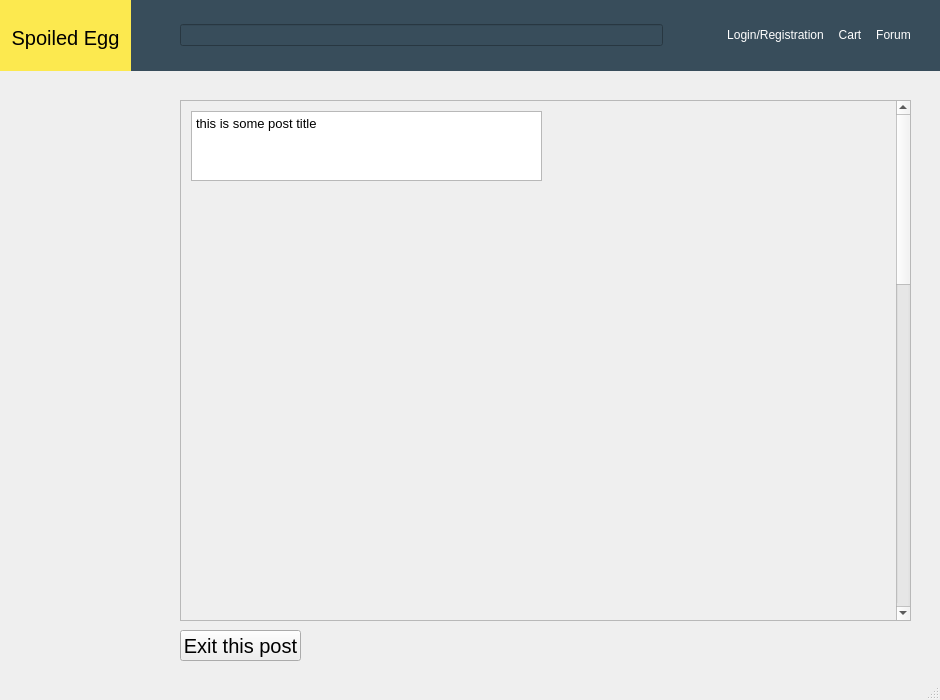
The window that UIs/Post.ui (PaHenriquez/ComputerStore) describes before a commit, drawn with Qt 5.
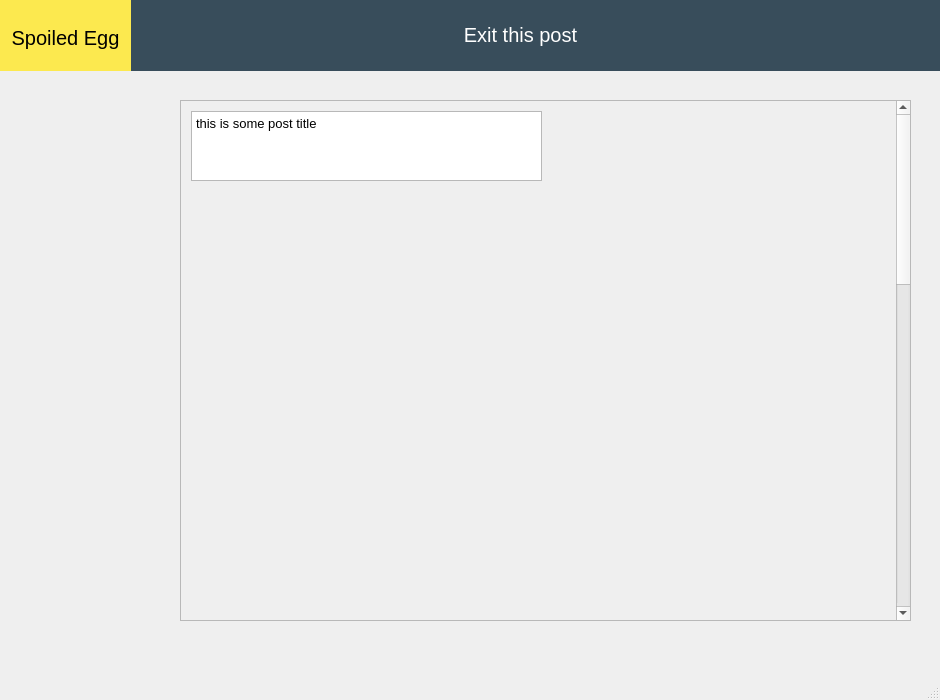
The same window after the commit.

The edit to the form file:
```diff
--- a/UIs/Post.ui
+++ b/UIs/Post.ui
@@ -214,27 +214,12 @@
         <number>14</number>
        </property>
        <item>
-        <layout class="QHBoxLayout" name="SearchArea_2">
-         <property name="spacing">
-          <number>0</number>
+        <widget class="QPushButton" name="BackToForumB">
+         <property name="font">
+          <font>
+           <pointsize>15</pointsize>
+          </font>
          </property>
-         <property name="leftMargin">
-          <number>50</number>
-         </property>
-         <property name="rightMargin">
-          <number>50</number>
-         </property>
-         <item>
-          <widget class="QLineEdit" name="SearchBar_2">
-           <property name="text">
-            <string/>
-           </property>
-          </widget>
-         </item>
-        </layout>
-       </item>
-       <item>
-        <widget class="QPushButton" name="LoginBtn_2">
          <property name="styleSheet">
           <string notr="true">QPushButton{
 background-color:rgb(56,77,91);
@@ -247,43 +232,7 @@
 }</string>
          </property>
          <property name="text">
-          <string>Login/Registration</string>
-         </property>
-        </widget>
-       </item>
-       <item>
-        <widget class="QPushButton" name="CartBtn_2">
-         <property name="styleSheet">
-          <string notr="true">QPushButton{
-background-color:rgb(56,77,91);
-border:none;
-color: rgb(255, 255, 255);
-}
-
-QPushButton::hover{
-color: rgb(250, 207, 125);
-}</string>
-         </property>
-         <property name="text">
-          <string>Cart</string>
-         </property>
-        </widget>
-       </item>
-       <item>
-        <widget class="QPushButton" name="ForumBtn_2">
-         <property name="styleSheet">
-          <string notr="true">QPushButton{
-background-color:rgb(56,77,91);
-border:none;
-color: rgb(255, 255, 255);
-}
-
-QPushButton::hover{
-color: rgb(250, 207, 125);
-}</string>
-         </property>
-         <property name="text">
-          <string>Forum</string>
+          <string>Exit this post</string>
          </property>
         </widget>
        </item>
@@ -370,24 +319,6 @@
      </widget>
     </widget>
    </widget>
-   <widget class="QPushButton" name="BackToForumB">
-    <property name="geometry">
-     <rect>
-      <x>180</x>
-      <y>630</y>
-      <width>121</width>
-      <height>31</height>
-     </rect>
-    </property>
-    <property name="font">
-     <font>
-      <pointsize>15</pointsize>
-     </font>
-    </property>
-    <property name="text">
-     <string>Exit this post</string>
-    </property>
-   </widget>
   </widget>
   <widget class="QStatusBar" name="statusbar"/>
  </widget>
```
